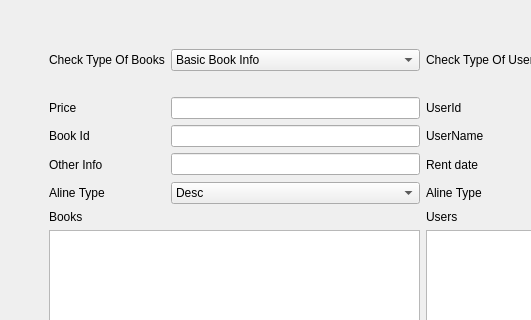
Above: Window_Classes/SuperPage/CheckInfoPage/CheckInfoPage.ui from interval-package/Library_Manage_System before the change; both pictures show x 0 to 531 and y 0 to 320 of the 800 by 600 pixel window. Below: the same form after it.
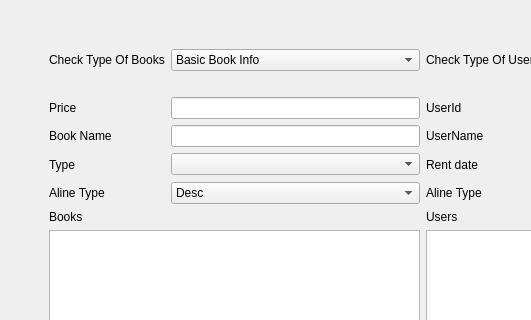
That is the form after the change.

Commit message: update check info of query specific book

```diff
--- a/Window_Classes/SuperPage/CheckInfoPage/CheckInfoPage.ui
+++ b/Window_Classes/SuperPage/CheckInfoPage/CheckInfoPage.ui
@@ -135,7 +135,7 @@
     <item row="3" column="0">
      <widget class="QLabel" name="label_10">
       <property name="text">
-       <string>Book Id</string>
+       <string>Book Name</string>
       </property>
      </widget>
     </item>
@@ -258,13 +258,10 @@
     <item row="4" column="0">
      <widget class="QLabel" name="label_12">
       <property name="text">
-       <string>Other Info</string>
+       <string>Type</string>
       </property>
      </widget>
     </item>
-    <item row="4" column="1" colspan="3">
-     <widget class="QLineEdit" name="lineEdit_8"/>
-    </item>
     <item row="5" column="0">
      <widget class="QLabel" name="label_11">
       <property name="text">
@@ -289,6 +286,9 @@
     <item row="5" column="5" colspan="4">
      <widget class="QComboBox" name="UserAlineCombo"/>
     </item>
+    <item row="4" column="1" colspan="3">
+     <widget class="QComboBox" name="BookTypeCombo"/>
+    </item>
    </layout>
   </widget>
  </widget>
```
Left out of the diff: 7 changed lines with no effect on the pictures. The commit also changes 3 other files.
